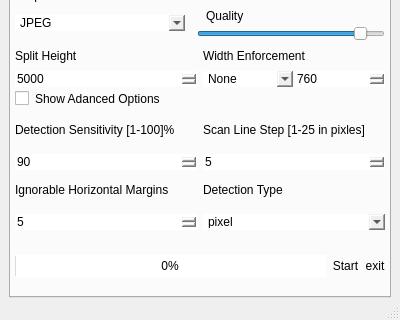
Old version of the form src/stitchtoon_gui/layout.ui in the repository BishrGhalil/stitchtoon-gui; both pictures show x 0 to 400 and y 245 to 565 of the 400 by 565 pixel window.
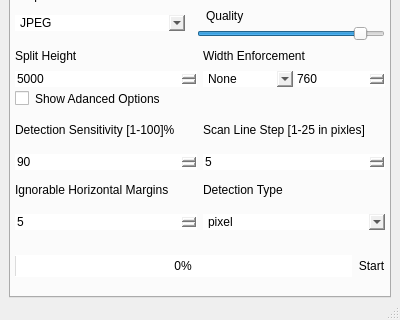
New version of the form.

Commit message: fix app not quitting

```diff
--- a/src/stitchtoon_gui/layout.ui
+++ b/src/stitchtoon_gui/layout.ui
@@ -982,13 +982,6 @@
              </property>
             </widget>
            </item>
-           <item>
-            <widget class="QPushButton" name="exitButton">
-             <property name="text">
-              <string>exit</string>
-             </property>
-            </widget>
-           </item>
           </layout>
          </widget>
         </item>
```
The commit also changes 2 other files.
